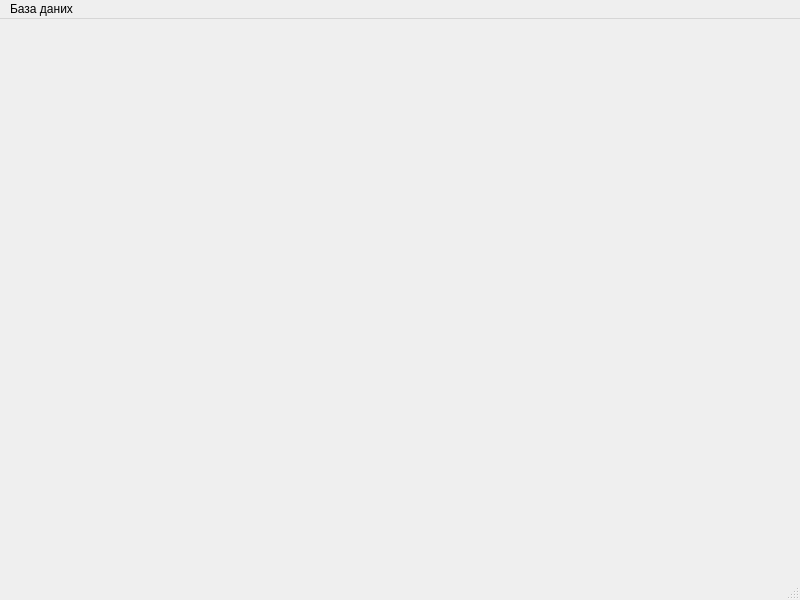
First picture: the form in mainwindow.ui, repository Mask-K/DBMS, before the edit.
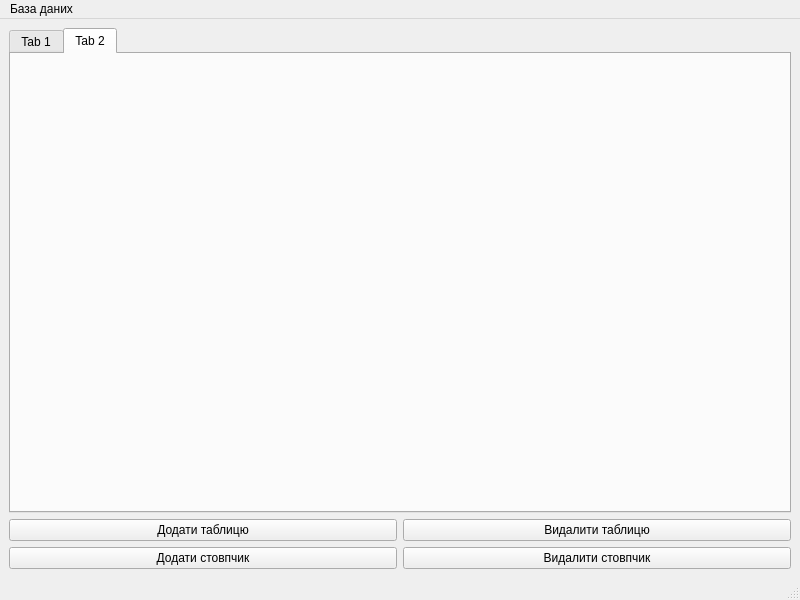
Second picture: the form after the edit.

```diff
--- a/mainwindow.ui
+++ b/mainwindow.ui
@@ -13,7 +13,63 @@
   <property name="windowTitle">
    <string>DBMS</string>
   </property>
-  <widget class="QWidget" name="centralwidget"/>
+  <widget class="QWidget" name="centralwidget">
+   <layout class="QVBoxLayout" name="verticalLayout">
+    <item>
+     <widget class="QTabWidget" name="tabWidget">
+      <property name="currentIndex">
+       <number>1</number>
+      </property>
+      <widget class="QWidget" name="tab">
+       <attribute name="title">
+        <string>Tab 1</string>
+       </attribute>
+      </widget>
+      <widget class="QWidget" name="tab_2">
+       <attribute name="title">
+        <string>Tab 2</string>
+       </attribute>
+      </widget>
+     </widget>
+    </item>
+    <item>
+     <layout class="QHBoxLayout" name="horizontalLayout">
+      <item>
+       <widget class="QPushButton" name="pushButton_2">
+        <property name="text">
+         <string>Додати таблицю</string>
+        </property>
+       </widget>
+      </item>
+      <item>
+       <widget class="QPushButton" name="pushButton">
+        <property name="text">
+         <string>Видалити таблицю</string>
+        </property>
+       </widget>
+      </item>
+     </layout>
+    </item>
+    <item>
+     <layout class="QHBoxLayout" name="horizontalLayout_2">
+      <item>
+       <widget class="QPushButton" name="pushButton_3">
+        <property name="text">
+         <string>Додати стовпчик</string>
+        </property>
+       </widget>
+      </item>
+      <item>
+       <widget class="QPushButton" name="pushButton_4">
+        <property name="text">
+         <string>Видалити стовпчик</string>
+        </property>
+       </widget>
+      </item>
+     </layout>
+    </item>
+   </layout>
+  </widget>
   <widget class="QMenuBar" name="menubar">
    <property name="geometry">
     <rect>
```
